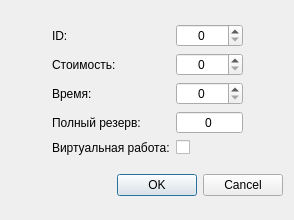
Above: NetworkCalc/view/workpropertiesdialog.ui from io2357911/NetworkPlanning before the change. Below: the same form after it.
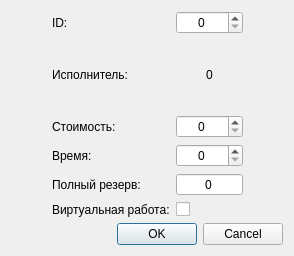
That is the form after the change.

What changed in the file:
```diff
--- a/NetworkCalc/view/workpropertiesdialog.ui
+++ b/NetworkCalc/view/workpropertiesdialog.ui
@@ -7,7 +7,7 @@
     <x>0</x>
     <y>0</y>
     <width>294</width>
-    <height>220</height>
+    <height>256</height>
    </rect>
   </property>
   <property name="windowTitle">
@@ -16,6 +16,30 @@
   <layout class="QGridLayout" name="gridLayout_2">
    <item row="0" column="0">
     <layout class="QGridLayout" name="gridLayout">
+     <item row="0" column="2">
+      <widget class="QSpinBox" name="sbID">
+       <property name="alignment">
+        <set>Qt::AlignCenter</set>
+       </property>
+       <property name="maximum">
+        <number>999999</number>
+       </property>
+      </widget>
+     </item>
+     <item row="5" column="2">
+      <widget class="QCheckBox" name="cbIsVirtual">
+       <property name="text">
+        <string/>
+       </property>
+      </widget>
+     </item>
+     <item row="1" column="1">
+      <widget class="QLabel" name="label_6">
+       <property name="text">
+        <string>Исполнитель:</string>
+       </property>
+      </widget>
+     </item>
      <item row="0" column="1">
       <widget class="QLabel" name="label_3">
        <property name="text">
@@ -23,7 +47,7 @@
        </property>
       </widget>
      </item>
-     <item row="2" column="2">
+     <item row="3" column="2">
       <widget class="QSpinBox" name="sbTime">
        <property name="alignment">
         <set>Qt::AlignCenter</set>
@@ -33,7 +57,7 @@
        </property>
       </widget>
      </item>
-     <item row="1" column="2">
+     <item row="2" column="2">
       <widget class="QSpinBox" name="sbCost">
        <property name="alignment">
         <set>Qt::AlignCenter</set>
@@ -43,71 +67,7 @@
        </property>
       </widget>
      </item>
-     <item row="1" column="1">
-      <widget class="QLabel" name="label">
-       <property name="text">
-        <string>Стоимость:</string>
-       </property>
-      </widget>
-     </item>
-     <item row="2" column="1">
-      <widget class="QLabel" name="label_2">
-       <property name="text">
-        <string>Время:</string>
-       </property>
-      </widget>
-     </item>
-     <item row="1" column="3" rowspan="2">
-      <spacer name="horizontalSpacer_2">
-       <property name="orientation">
-        <enum>Qt::Horizontal</enum>
-       </property>
-       <property name="sizeHint" stdset="0">
-        <size>
-         <width>40</width>
-         <height>20</height>
-        </size>
-       </property>
-      </spacer>
-     </item>
-     <item row="3" column="1">
-      <widget class="QLabel" name="label_5">
-       <property name="toolTip">
-        <string>&lt;html&gt;&lt;head/&gt;&lt;body&gt;&lt;p&gt;Показывает максимальное время, на которое можно увеличить длительность работы или отсрочить ее начало, чтобы не нарушился срок завершения проекта в целом.&lt;/p&gt;&lt;/body&gt;&lt;/html&gt;</string>
-       </property>
-       <property name="text">
-        <string>Полный резерв:</string>
-       </property>
-      </widget>
-     </item>
-     <item row="4" column="1">
-      <widget class="QLabel" name="label_4">
-       <property name="text">
-        <string>Виртуальная работа:</string>
-       </property>
-      </widget>
-     </item>
-     <item row="1" column="0" rowspan="2">
-      <spacer name="horizontalSpacer">
-       <property name="orientation">
-        <enum>Qt::Horizontal</enum>
-       </property>
-       <property name="sizeHint" stdset="0">
-        <size>
-         <width>40</width>
-         <height>20</height>
-        </size>
-       </property>
-      </spacer>
-     </item>
      <item row="4" column="2">
-      <widget class="QCheckBox" name="cbIsVirtual">
-       <property name="text">
-        <string/>
-       </property>
-      </widget>
-     </item>
-     <item row="3" column="2">
       <widget class="QSpinBox" name="sbFullReserve">
        <property name="alignment">
         <set>Qt::AlignCenter</set>
@@ -123,14 +83,71 @@
        </property>
       </widget>
      </item>
-     <item row="0" column="2">
-      <widget class="QSpinBox" name="sbID">
+     <item row="2" column="0" rowspan="2">
+      <spacer name="horizontalSpacer">
+       <property name="orientation">
+        <enum>Qt::Horizontal</enum>
+       </property>
+       <property name="sizeHint" stdset="0">
+        <size>
+         <width>40</width>
+         <height>20</height>
+        </size>
+       </property>
+      </spacer>
+     </item>
+     <item row="3" column="1">
+      <widget class="QLabel" name="label_2">
+       <property name="text">
+        <string>Время:</string>
+       </property>
+      </widget>
+     </item>
+     <item row="5" column="1">
+      <widget class="QLabel" name="label_4">
+       <property name="text">
+        <string>Виртуальная работа:</string>
+       </property>
+      </widget>
+     </item>
+     <item row="4" column="1">
+      <widget class="QLabel" name="label_5">
+       <property name="toolTip">
+        <string>&lt;html&gt;&lt;head/&gt;&lt;body&gt;&lt;p&gt;Показывает максимальное время, на которое можно увеличить длительность работы или отсрочить ее начало, чтобы не нарушился срок завершения проекта в целом.&lt;/p&gt;&lt;/body&gt;&lt;/html&gt;</string>
+       </property>
+       <property name="text">
+        <string>Полный резерв:</string>
+       </property>
+      </widget>
+     </item>
+     <item row="2" column="3" rowspan="2">
+      <spacer name="horizontalSpacer_2">
+       <property name="orientation">
+        <enum>Qt::Horizontal</enum>
+       </property>
+       <property name="sizeHint" stdset="0">
+        <size>
+         <width>40</width>
+         <height>20</height>
+        </size>
+       </property>
+      </spacer>
+     </item>
+     <item row="2" column="1">
+      <widget class="QLabel" name="label">
+       <property name="text">
+        <string>Стоимость:</string>
+       </property>
+      </widget>
+     </item>
+     <item row="1" column="2">
+      <widget class="QLabel" name="lWorker">
+       <property name="text">
+        <string>0</string>
+       </property>
        <property name="alignment">
         <set>Qt::AlignCenter</set>
        </property>
-       <property name="maximum">
-        <number>999999</number>
-       </property>
       </widget>
      </item>
     </layout>
```
